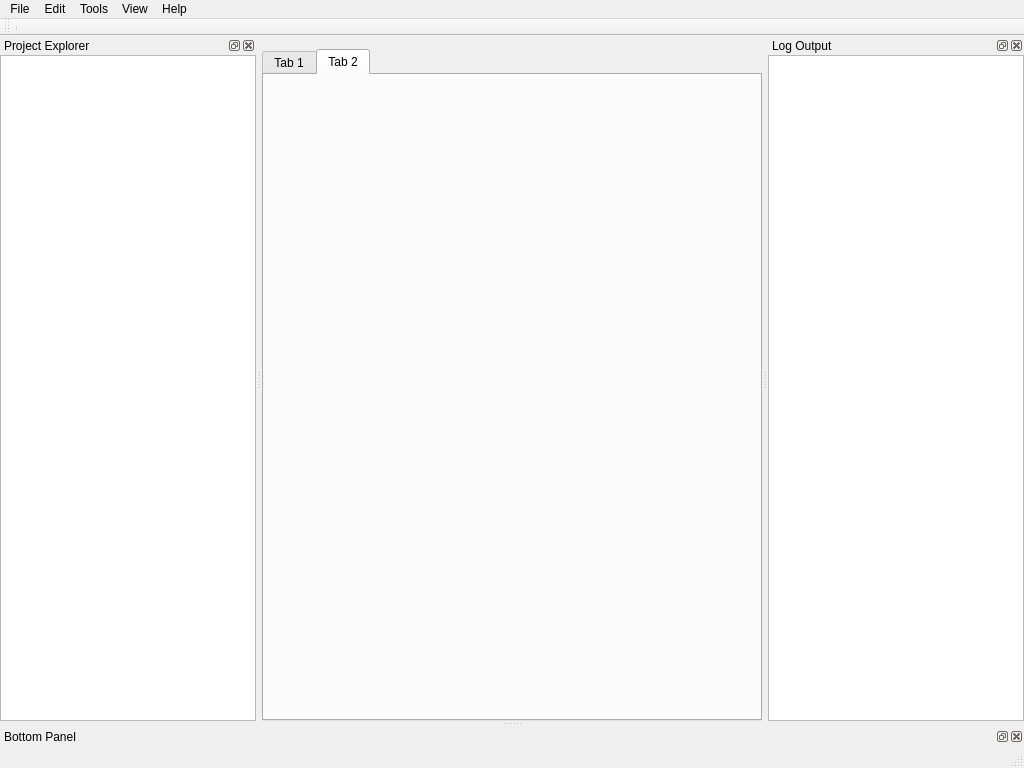
Qt form src/gamside.ui (GAMS-dev/studio) before a commit.
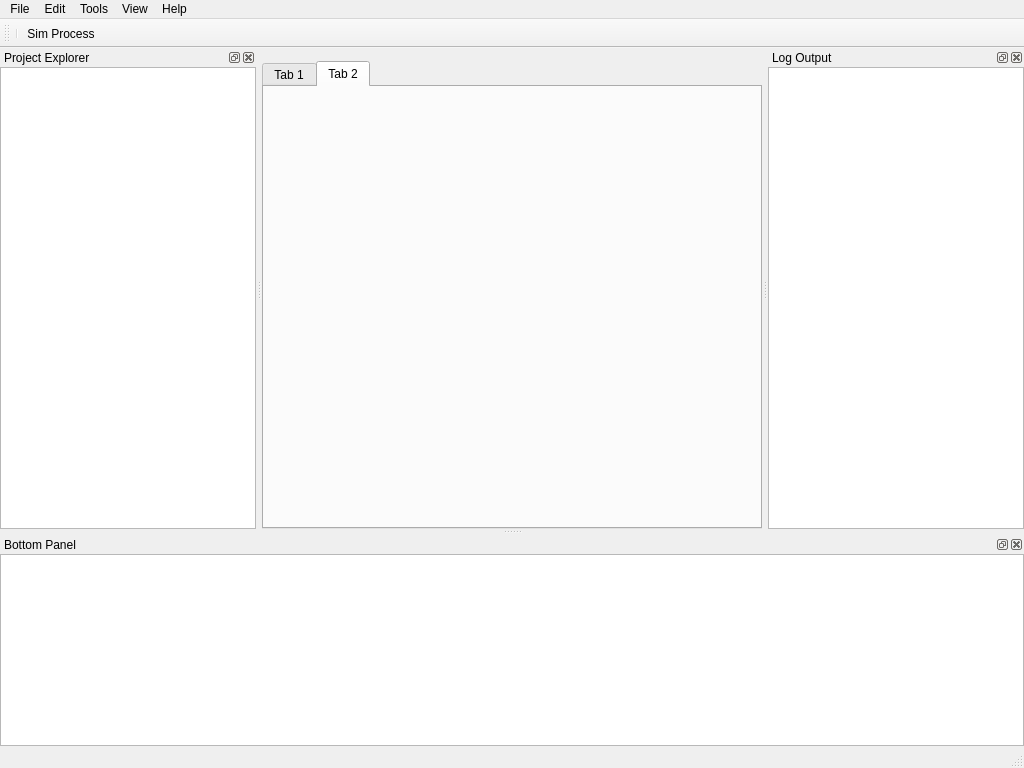
The same form after that commit. Icons and pictures are not drawn.

Commit message: capture Process stdout and stderr

Patch:
```diff
--- a/src/gamside.ui
+++ b/src/gamside.ui
@@ -174,6 +174,7 @@
     <bool>false</bool>
    </attribute>
    <addaction name="separator"/>
+   <addaction name="actionSim_Process"/>
   </widget>
   <widget class="QStatusBar" name="statusBar">
    <property name="mouseTracking">
@@ -269,7 +270,25 @@
    <attribute name="dockWidgetArea">
     <number>8</number>
    </attribute>
-   <widget class="QWidget" name="dockWidgetContents_4"/>
+   <widget class="QWidget" name="dockWidgetContents_4">
+    <layout class="QHBoxLayout" name="horizontalLayout_3">
+     <property name="leftMargin">
+      <number>0</number>
+     </property>
+     <property name="topMargin">
+      <number>0</number>
+     </property>
+     <property name="rightMargin">
+      <number>0</number>
+     </property>
+     <property name="bottomMargin">
+      <number>0</number>
+     </property>
+     <item>
+      <widget class="QTextEdit" name="processWindow"/>
+     </item>
+    </layout>
+   </widget>
   </widget>
   <action name="actionFile">
    <property name="text">
@@ -353,6 +372,18 @@
     <string>Project Explorer</string>
    </property>
   </action>
+  <action name="actionSim_Process">
+   <property name="icon">
+    <iconset resource="icons/icons.qrc">
+     <normaloff>:/img/gams-w.svg</normaloff>:/img/gams-w.svg</iconset>
+   </property>
+   <property name="text">
+    <string>Sim Process</string>
+   </property>
+   <property name="toolTip">
+    <string>Simulate Process</string>
+   </property>
+  </action>
   <action name="actionNew">
    <property name="text">
     <string>New...</string>
```
Left out of the diff: 7 changed lines with no effect on the pictures. The commit also changes 9 other files.
